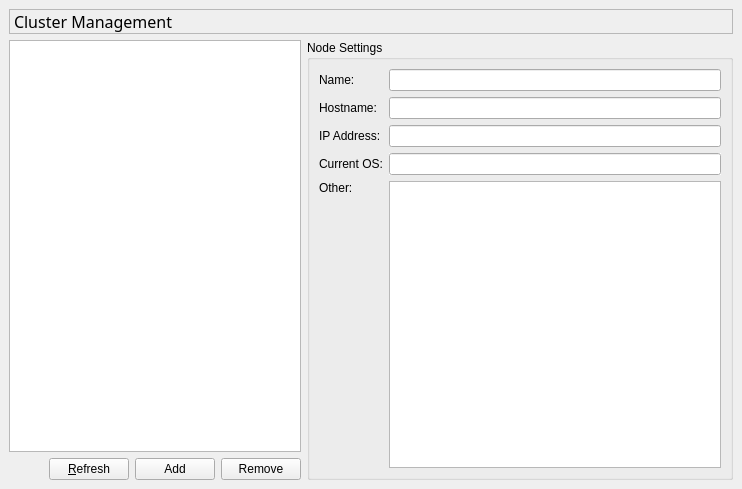
Before: the Qt Designer form trunk/maestro/gui/plugins/views/ensemble/EnsembleViewBase.ui in patrickhartling/maestro, drawn with Qt 5.
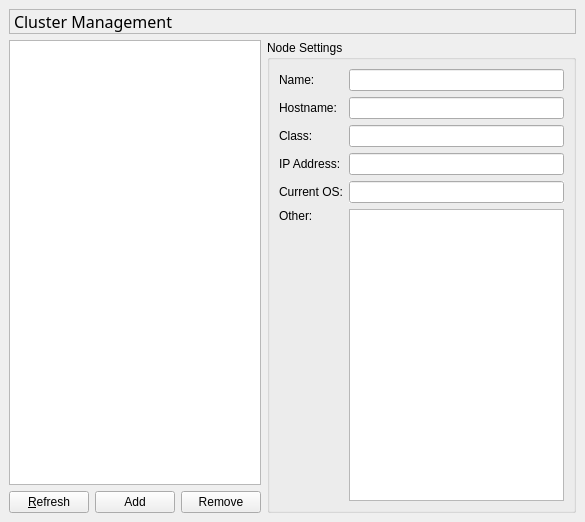
After: the same form once the commit is applied.

Commit message: - Update to use "class" attribute on nodes. - Allow editing class in ensemble view.

Diff of the .ui file:
```diff
--- a/trunk/maestro/gui/plugins/views/ensemble/EnsembleViewBase.ui
+++ b/trunk/maestro/gui/plugins/views/ensemble/EnsembleViewBase.ui
@@ -8,8 +8,8 @@
    <rect>
     <x>0</x>
     <y>0</y>
-    <width>742</width>
-    <height>489</height>
+    <width>585</width>
+    <height>522</height>
    </rect>
   </property>
   <property name="windowTitle" >
@@ -171,20 +171,20 @@
             </property>
            </widget>
           </item>
-          <item row="2" column="1" >
-           <widget class="QLineEdit" name="mIpAddressEdit" >
-            <property name="autoFillBackground" >
-             <bool>false</bool>
+          <item row="5" column="0" >
+           <widget class="QLabel" name="mOtherLbl" >
+            <property name="text" >
+             <string>Other:</string>
             </property>
-            <property name="readOnly" >
-             <bool>true</bool>
+            <property name="alignment" >
+             <set>Qt::AlignLeading|Qt::AlignLeft|Qt::AlignTop</set>
             </property>
            </widget>
           </item>
-          <item row="0" column="0" >
-           <widget class="QLabel" name="mNameLbl" >
+          <item row="4" column="0" >
+           <widget class="QLabel" name="mCurrentOsLbl" >
             <property name="text" >
-             <string>Name:</string>
+             <string>Current OS:</string>
             </property>
            </widget>
           </item>
@@ -196,6 +196,16 @@
            </widget>
           </item>
           <item row="3" column="1" >
+           <widget class="QLineEdit" name="mIpAddressEdit" >
+            <property name="autoFillBackground" >
+             <bool>false</bool>
+            </property>
+            <property name="readOnly" >
+             <bool>true</bool>
+            </property>
+           </widget>
+          </item>
+          <item row="4" column="1" >
            <widget class="QLineEdit" name="mCurrentOsEdit" >
             <property name="autoFillBackground" >
              <bool>true</bool>
@@ -205,7 +215,7 @@
             </property>
            </widget>
           </item>
-          <item row="2" column="0" >
+          <item row="3" column="0" >
            <widget class="QLabel" name="mIpAddressLbl" >
             <property name="text" >
              <string>IP Address:</string>
@@ -218,29 +228,29 @@
           <item row="0" column="1" >
            <widget class="QLineEdit" name="mNameEdit" />
           </item>
-          <item row="3" column="0" >
-           <widget class="QLabel" name="mCurrentOsLbl" >
+          <item row="0" column="0" >
+           <widget class="QLabel" name="mNameLbl" >
             <property name="text" >
-             <string>Current OS:</string>
+             <string>Name:</string>
             </property>
             <property name="buddy" >
              <cstring>mCurrentOsEdit</cstring>
             </property>
            </widget>
           </item>
-          <item row="4" column="0" >
-           <widget class="QLabel" name="mOtherLbl" >
-            <property name="text" >
-             <string>Other:</string>
-            </property>
-            <property name="alignment" >
-             <set>Qt::AlignLeading|Qt::AlignLeft|Qt::AlignTop</set>
-            </property>
-           </widget>
-          </item>
-          <item row="4" column="1" >
+          <item row="5" column="1" >
            <widget class="QTableView" name="mSettingsTableView" />
           </item>
+          <item row="2" column="0" >
+           <widget class="QLabel" name="mClassLbl" >
+            <property name="text" >
+             <string>Class:</string>
+            </property>
+           </widget>
+          </item>
+          <item row="2" column="1" >
+           <widget class="QLineEdit" name="mClassEdit" />
+          </item>
          </layout>
         </widget>
        </item>
```
Left out of the diff: 22 changed lines with no effect on the pictures. The commit also changes 8 other files.
